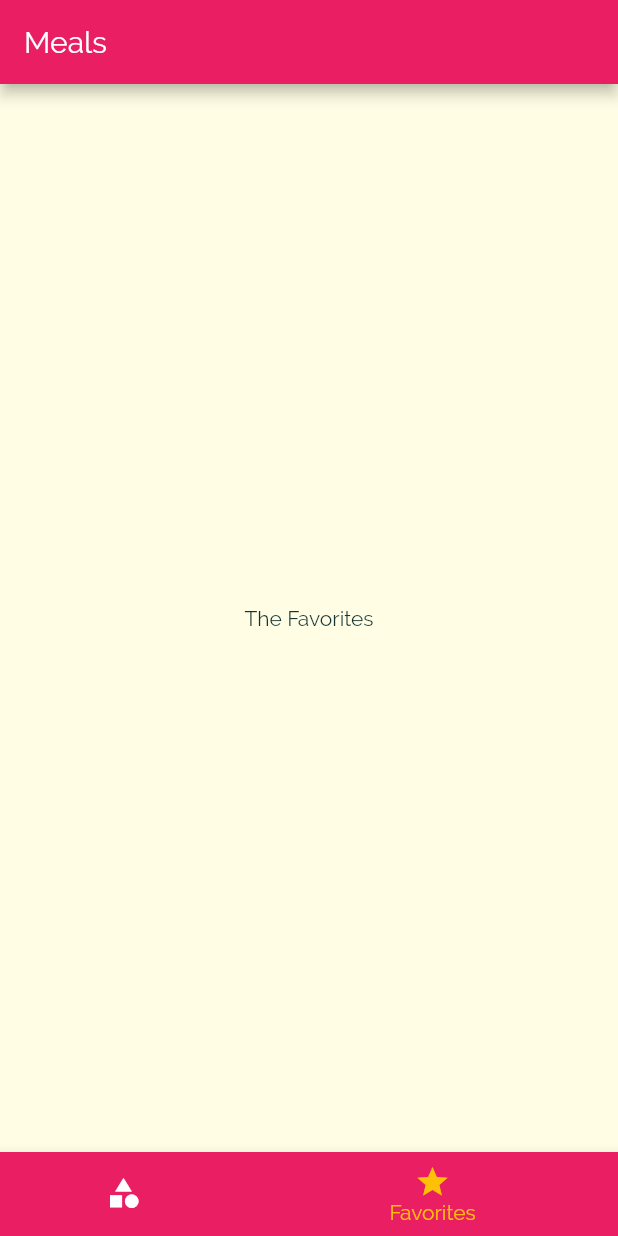
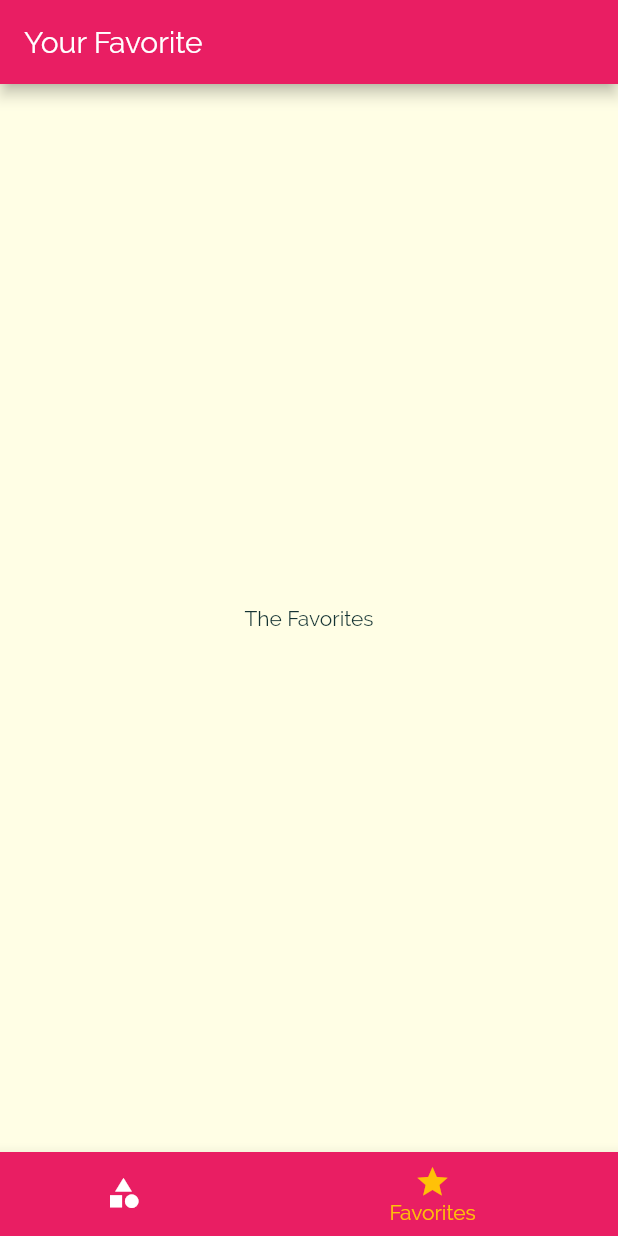
Before and after one commit to andreuhh/Food-app-flutter, a Flutter app: the screen it shows after launch, item 2 of the bottom bar chosen, on a phone screen of 412 x 824 dp. Run offline on Flutter 3.47's test engine with Material 2 defaults, Android fonts, the phone set to English and light mode, and no system bars.

Commit message:
header title now is dynamic

```diff
--- a/lib/screens/tabs_screen.dart
+++ b/lib/screens/tabs_screen.dart
@@ -10,9 +10,15 @@ class TabsScreen extends StatefulWidget {
 
 class _TabsScreenState extends State<TabsScreen> {
 // utilizzo pages per gestire il cambio tra Categories e Favorites
-  final List<Widget> _pages = [
-    CategoriesScreen(),
-    FavoritesScreen(),
+  final List<Map<String, Object>> _pages = [
+    {
+      'page': CategoriesScreen(),
+      'title': 'Categories',
+    },
+    {
+      'page': FavoritesScreen(),
+      'title': 'Your Favorite',
+    },
   ];
   int _selectedPageIndex = 0;
 
@@ -26,9 +32,10 @@ class _TabsScreenState extends State<TabsScreen> {
   Widget build(BuildContext context) {
     return Scaffold(
       appBar: AppBar(
-        title: Text('Meals'),
+        //rende dinamica la scritta Categories / Favorites nell'header in base alla pagina selezionata
+        title: Text(_pages[_selectedPageIndex]['title']),
       ),
-      body: _pages[_selectedPageIndex],
+      body: _pages[_selectedPageIndex]['page'],
       bottomNavigationBar: BottomNavigationBar(
         onTap: _selectPage,
         backgroundColor: Theme.of(context).primaryColor,
```
